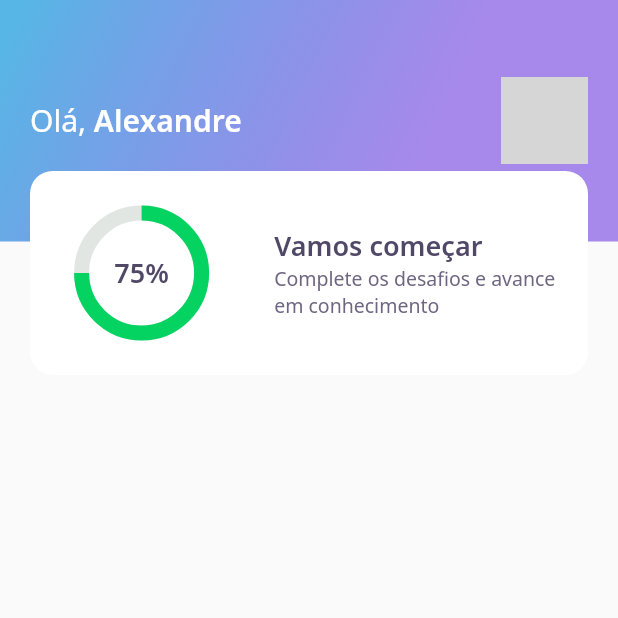
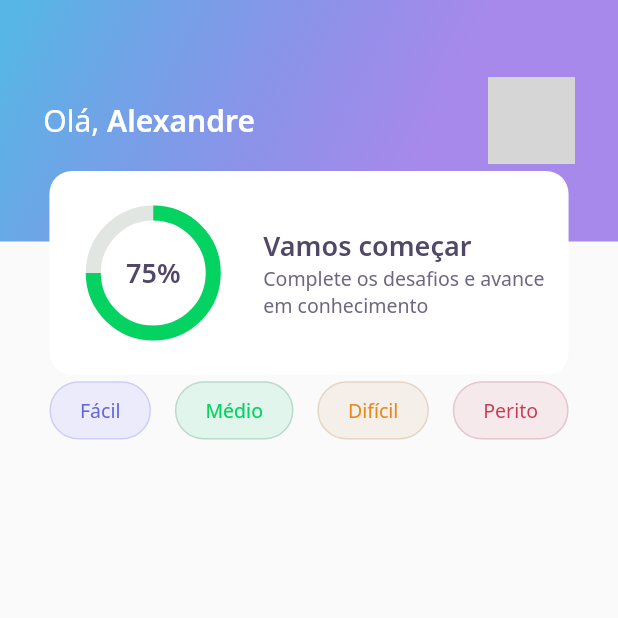
Before and after one commit to alexandreturial/nlw5-flutter, a Flutter app: the screen it shows after launch, on a phone screen of 412 x 824 dp, the top half of it. Run offline on Flutter 3.47's test engine with Material 2 defaults, Android fonts, the phone set to English and light mode, and no system bars; our stand-ins replace google_fonts; network calls fail; grey boxes are pictures that could not be loaded.

Commit message:
level button

```diff
--- a/lib/Home/home_page.dart
+++ b/lib/Home/home_page.dart
@@ -1,5 +1,6 @@
 import 'package:flutter/material.dart';
 import 'package:nlw5/Home/widgets/AppBar/app_bar.dart';
+import 'package:nlw5/Home/widgets/LevelButton/level_button_widget.dart';
 
 class HomePage extends StatefulWidget {
   @override
@@ -9,8 +10,25 @@ class HomePage extends StatefulWidget {
 class _HomePageState extends State<HomePage> {
   @override
   Widget build(BuildContext context) {
+    Size screenSize = MediaQuery.of(context).size;
+
     return Scaffold(
-      appBar: AppBarWidget(),
+      appBar: AppBarWidget(screenSize),
+      body: Padding(
+        padding: EdgeInsets.symmetric(
+          horizontal: screenSize.width > 700 ? screenSize.width * 0.2 : screenSize.width * 0.08,
+          vertical: screenSize.width * 0.01
+        ),
+        child: Row(
+          mainAxisAlignment: MainAxisAlignment.spaceBetween,
+          children: [
+            LevelButtonWidget(label: 'Fácil'),
+            LevelButtonWidget(label: 'Médio'),
+            LevelButtonWidget(label: 'Difícil'),
+            LevelButtonWidget(label: 'Perito'),
+          ],
+        ),
+      ),
     );
   }
 }
--- a/lib/Home/widgets/AppBar/app_bar.dart
+++ b/lib/Home/widgets/AppBar/app_bar.dart
@@ -3,7 +3,9 @@ import 'package:nlw5/Home/widgets/score_card.dart/scored_card_widget.dart';
 import 'package:nlw5/core/core.dart';
 
 class AppBarWidget extends PreferredSize {
-  AppBarWidget() : super(
+
+
+  AppBarWidget(Size screenSize) : super(
     preferredSize: Size.fromHeight(250),
     child: Container(
       height: 250,
@@ -13,7 +15,7 @@ class AppBarWidget extends PreferredSize {
           Container(
             height: 161,
             width: double.maxFinite,
-            padding: EdgeInsets.symmetric(horizontal: 20),
+            padding: EdgeInsets.symmetric(horizontal: screenSize.width * 0.07),
             decoration: BoxDecoration(
               gradient: AppGradients.linear,
             ),
--- /dev/null
+++ b/lib/Home/widgets/LevelButton/level_button_widget.dart
@@ -0,0 +1,62 @@
+import 'package:flutter/material.dart';
+import 'package:google_fonts/google_fonts.dart';
+import 'package:nlw5/core/app_colors.dart';
+
+class LevelButtonWidget extends StatelessWidget {
+  final String label;
+
+  LevelButtonWidget(
+    {Key? key, required this.label}
+  ) : assert(['Fácil', 'Médio', 'Difícil', 'Perito'].contains(label)), super(key: key);
+
+
+  final config = {
+    "Fácil":{
+      "color" : AppColors.levelButtonFacil,
+      "borderColor" : AppColors.levelButtonBorderFacil,
+      "textColor" : AppColors.levelButtonTextFacil
+    },
+     "Médio":{
+      "color" : AppColors.levelButtonMedio,
+      "borderColor" : AppColors.levelButtonBorderMedio,
+      "textColor" : AppColors.levelButtonTextMedio
+    },
+    "Difícil":{
+      "color" : AppColors.levelButtonDificil,
+      "borderColor" : AppColors.levelButtonBorderDificil,
+      "textColor" : AppColors.levelButtonTextDificil
+    },
+    "Perito":{
+      "color" : AppColors.levelButtonPerito,
+      "borderColor" : AppColors.levelButtonBorderPerito,
+      "textColor" : AppColors.levelButtonTextPerito
+    },
+  };
+
+  Color get color => config[label]!['color']!;
+  Color get borderColor => config[label]!['borderColor']!;
+  Color get textColor => config[label]!['textColor']!;
+
+  @override
+  Widget build(BuildContext context) {
+    Size screenSize = MediaQuery.of(context).size;
+
+    return Container(
+      decoration: BoxDecoration(
+        borderRadius: BorderRadius.circular(28),
+        color:  color,
+        border: Border.fromBorderSide(
+          BorderSide(color: borderColor),
+        ),
+      ),
+      child: Padding(
+        padding: EdgeInsets.symmetric(horizontal: screenSize.width * 0.047, vertical: screenSize.height * 0.0115),
+        child: Text(label, style: GoogleFonts.notoSans(
+          color: textColor,
+          fontSize: screenSize.width > 400 ? 13 : screenSize.width * 0.037,
+
+        )),
+      ),
+    );
+  }
+}
--- a/lib/Home/widgets/score_card.dart/scored_card_widget.dart
+++ b/lib/Home/widgets/score_card.dart/scored_card_widget.dart
@@ -4,10 +4,19 @@ import 'package:nlw5/core/app_colors.dart';
 import 'package:nlw5/core/app_text_styles.dart';
 
 class ScoreCardWidget extends StatelessWidget {
+
+
   @override
   Widget build(BuildContext context) {
+    Size screenSize = MediaQuery.of(context).size;
+
     return Padding(
-      padding: const EdgeInsets.symmetric(horizontal: 20),
+      padding: EdgeInsets.symmetric(
+        horizontal: screenSize.width > 700 ?
+          screenSize.width * 0.2
+        :
+          screenSize.width * 0.08
+        ),
       child: Container(
         height: 136,
         decoration: BoxDecoration(
@@ -22,7 +31,7 @@ class ScoreCardWidget extends StatelessWidget {
             Expanded(
               flex: 3,
               child: Padding(
-                padding: const EdgeInsets.only(left: 14),
+                padding: EdgeInsets.only(left: screenSize.width * 0.01),
                 child: Column(
                   crossAxisAlignment: CrossAxisAlignment.start,
                   mainAxisAlignment: MainAxisAlignment.center,
```
